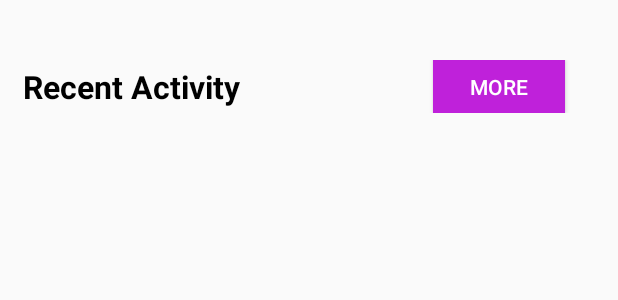
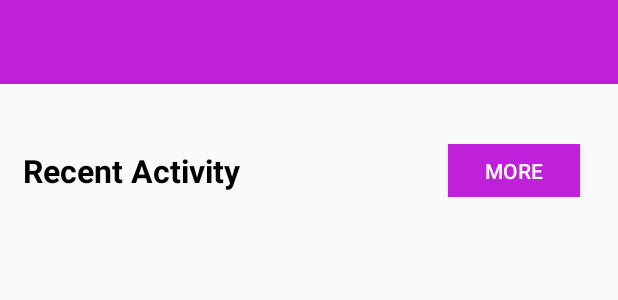
Before and after one commit to pranay1494/MusicPlayer, an Android app: the layout fragment_dashboard.xml on its own in the app's theme, with its tools: preview values and no code run, on a phone screen of 412 x 824 dp. Shown: the top 300 px of the screen. Run offline under Robolectric (Android 15) with nearby library versions, the phone set to English and light mode, and no system bars.

Commit message:
+recent activity fagment

```diff
--- a/app/src/main/java/com/customview/pranay/dasmusica/Models/AlbumPojo.java
+++ b/app/src/main/java/com/customview/pranay/dasmusica/Models/AlbumPojo.java
@@ -1,4 +1,4 @@
-package com.customview.pranay.dasmusica.Models;
+package com.customview.pranay.dasmusica.models;
 
 import java.util.ArrayList;
 import java.util.List;
--- a/app/src/main/java/com/customview/pranay/dasmusica/Models/MusicPOJO.java
+++ b/app/src/main/java/com/customview/pranay/dasmusica/Models/MusicPOJO.java
@@ -1,7 +1,6 @@
-package com.customview.pranay.dasmusica.Models;
+package com.customview.pranay.dasmusica.models;
 
 import java.util.ArrayList;
-import java.util.List;
 
 /**
  * Created by Pranay on 27-02-2017.
--- a/app/src/main/java/com/customview/pranay/dasmusica/Models/SongsPojo.java
+++ b/app/src/main/java/com/customview/pranay/dasmusica/Models/SongsPojo.java
@@ -1,4 +1,4 @@
-package com.customview.pranay.dasmusica.Models;
+package com.customview.pranay.dasmusica.models;
 
 /**
  * Created by Pranay on 17-02-2017.
--- a/app/src/main/java/com/customview/pranay/dasmusica/MusicHelper.java
+++ b/app/src/main/java/com/customview/pranay/dasmusica/MusicHelper.java
@@ -9,9 +9,9 @@ import android.net.Uri;
 import android.os.Bundle;
 import android.provider.MediaStore;
 
-import com.customview.pranay.dasmusica.Models.AlbumPojo;
-import com.customview.pranay.dasmusica.Models.MusicPOJO;
-import com.customview.pranay.dasmusica.Models.SongsPojo;
+import com.customview.pranay.dasmusica.models.AlbumPojo;
+import com.customview.pranay.dasmusica.models.MusicPOJO;
+import com.customview.pranay.dasmusica.models.SongsPojo;
 
 import java.util.ArrayList;
 import java.util.List;
--- a/app/src/main/res/layout/activity_main.xml
+++ b/app/src/main/res/layout/activity_main.xml
@@ -12,12 +12,12 @@
         sothree:umanoPanelHeight="68dp"
         sothree:umanoShadowHeight="4dp">
 
-        <FrameLayout
+        <LinearLayout
+            android:orientation="vertical"
             android:id="@+id/primaryFrame"
             android:layout_width="match_parent"
             android:layout_height="match_parent">
-            <include layout="@layout/toolbar"/>
-        </FrameLayout>
+        </LinearLayout>
 
         <include layout="@layout/layout_player" />
 
--- a/app/src/main/res/layout/fragment_dashboard.xml
+++ b/app/src/main/res/layout/fragment_dashboard.xml
@@ -1,34 +1,49 @@
 <?xml version="1.0" encoding="utf-8"?>
-<LinearLayout xmlns:android="http://schemas.android.com/apk/res/android"
-    android:orientation="vertical" android:layout_width="match_parent"
+<RelativeLayout xmlns:android="http://schemas.android.com/apk/res/android"
+    android:layout_width="match_parent"
     android:layout_height="match_parent">
 
+    <LinearLayout
+        android:layout_width="match_parent"
+        android:layout_height="wrap_content"
+        android:orientation="vertical">
+
+        <include layout="@layout/toolbar" />
+
         <RelativeLayout
-        android:layout_marginTop="@dimen/accept_reject_40dp"
+            android:id="@+id/recentlyPlayed"
             android:layout_width="match_parent"
-        android:layout_height="wrap_content">
+            android:layout_height="wrap_content"
+            android:layout_below="@+id/toolbar"
+            android:layout_marginTop="@dimen/accept_reject_40dp">
+
             <TextView
                 android:layout_width="wrap_content"
                 android:layout_height="@dimen/d35"
                 android:layout_alignParentLeft="true"
-            android:gravity="center"
                 android:layout_centerVertical="true"
                 android:layout_marginLeft="@dimen/d15"
+                android:gravity="center"
+                android:text="@string/recent_activity"
+                android:textColor="@android:color/black"
                 android:textSize="@dimen/d21"
-            android:textStyle="bold"
-            android:textColor="@android:color/black"
-            android:text="@string/recent_activity"/>
+                android:textStyle="bold" />
+
             <Button
                 android:layout_width="wrap_content"
                 android:layout_height="@dimen/d35"
-            android:layout_marginRight="@dimen/d35"
                 android:layout_alignParentRight="true"
-            android:textColor="@android:color/white"
+                android:layout_marginRight="@dimen/logout_h"
                 android:background="@color/colorPrimary"
-            android:text="@string/more"/>
+                android:text="@string/more"
+                android:textColor="@android:color/white" />
         </RelativeLayout>
+
         <android.support.v7.widget.RecyclerView
             android:id="@+id/rvRecentActivity"
             android:layout_width="match_parent"
-        android:layout_height="wrap_content" />
+            android:layout_height="wrap_content"
+            android:layout_below="@+id/recentlyPlayed"
+            android:layout_marginTop="@dimen/d10" />
     </LinearLayout>
+</RelativeLayout>
```
Also changed, not shown: app/src/main/java/com/customview/pranay/dasmusica/Adapters/DashboardAdapter.java (renamed from app/src/main/java/com/customview/pranay/dasmusica/DashboardAdapter.java, +13 -6 lines), app/src/main/java/com/customview/pranay/dasmusica/MainActivity.java (+7 -0 lines), app/src/main/java/com/customview/pranay/dasmusica/SplashActivity.java (+3 -4 lines), app/src/main/java/com/customview/pranay/dasmusica/fragments/DashBoardFragment.java (added, +48 -0 lines), app/src/main/res/layout/cards_recentactivity.xml (+13 -9 lines). Lines whose indentation alone changed are shown as unchanged.
